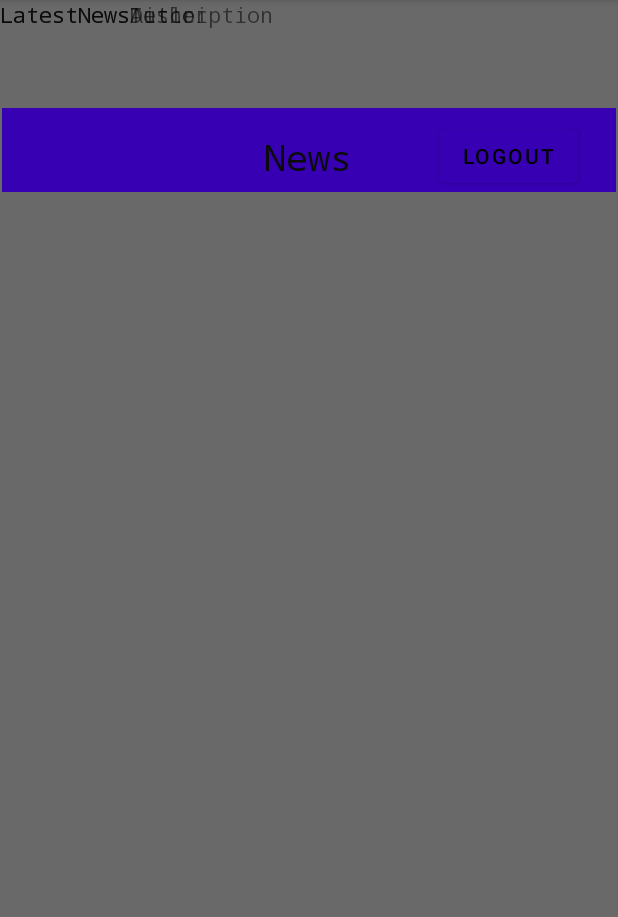
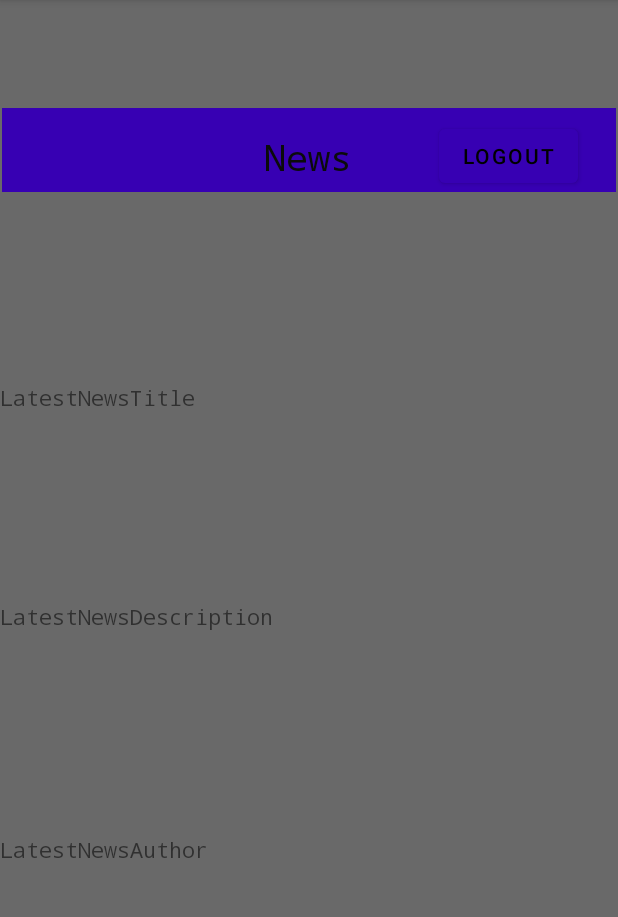
Before and after one commit to Thelangostudent/Game-Forum, an Android app: the NewsActivity screen opened directly, with no data from a screen before it, on a phone screen of 412 x 824 dp, the part 84-1001 px from its top. Run offline under Robolectric (Android 15) with nearby library versions, the phone set to English and light mode, and no system bars; 1 statement that could not run was skipped.

Commit message:
added constraints activity_news.xml

```diff
--- a/app/src/main/res/layout/activity_news.xml
+++ b/app/src/main/res/layout/activity_news.xml
@@ -51,23 +51,26 @@
         android:layout_width="wrap_content"
         android:layout_height="wrap_content"
         android:text="LatestNewsTitle"
-        tools:layout_editor_absoluteX="169dp"
-        tools:layout_editor_absoluteY="165dp" />
+        app:layout_constraintBottom_toTopOf="@+id/txt_LatestNewsDescription"
+        app:layout_constraintTop_toBottomOf="@+id/toolbar3"
+        tools:layout_editor_absoluteX="157dp" />
 
     <TextView
         android:id="@+id/txt_LatestNewsDescription"
         android:layout_width="wrap_content"
         android:layout_height="wrap_content"
+        android:layout_marginBottom="136dp"
         android:text="LatestNewsDescription"
-        tools:layout_editor_absoluteX="126dp"
-        tools:layout_editor_absoluteY="258dp" />
+        app:layout_constraintBottom_toTopOf="@+id/txt_latestNewsAuthor"
+        tools:layout_editor_absoluteX="135dp" />
 
     <TextView
         android:id="@+id/txt_latestNewsAuthor"
         android:layout_width="wrap_content"
         android:layout_height="wrap_content"
+        android:layout_marginBottom="192dp"
         android:text="LatestNewsAuthor"
-        tools:layout_editor_absoluteX="174dp"
-        tools:layout_editor_absoluteY="390dp" />
+        app:layout_constraintBottom_toBottomOf="parent"
+        tools:layout_editor_absoluteX="157dp" />
 
 </androidx.constraintlayout.widget.ConstraintLayout>
```
